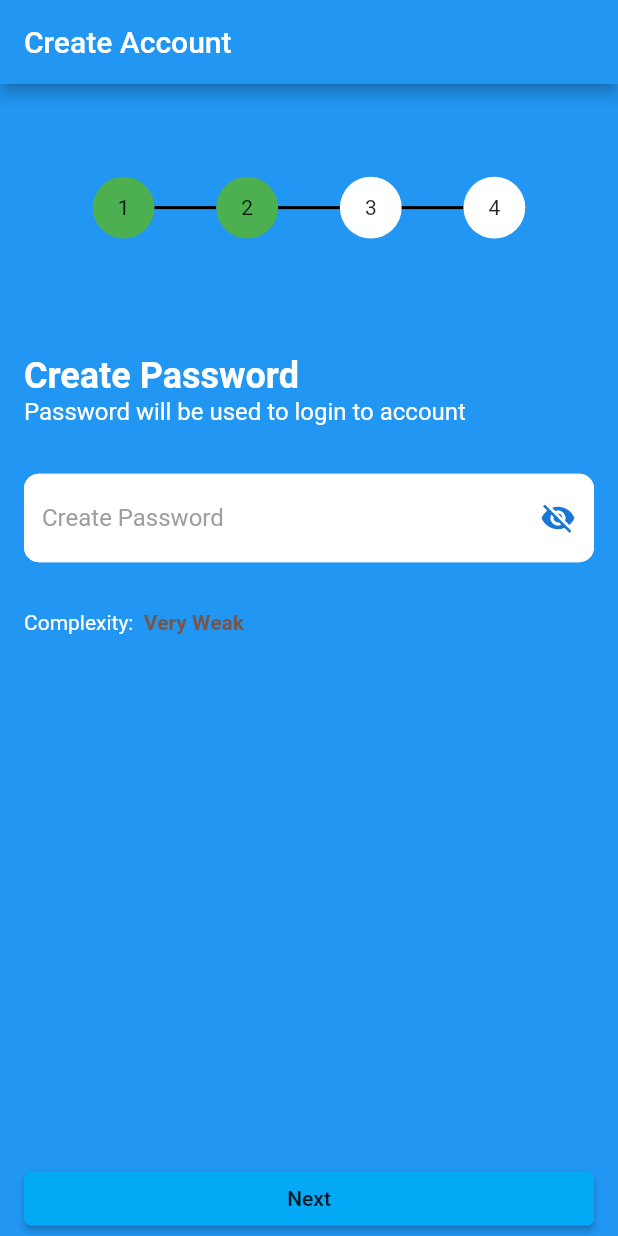
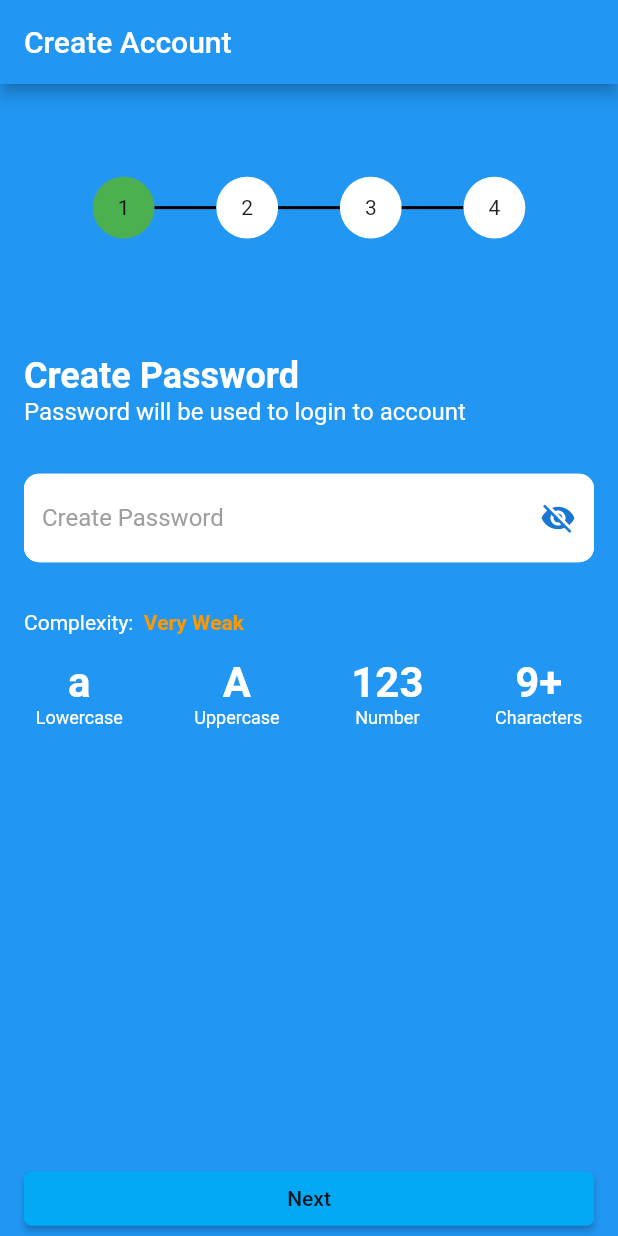
Before and after one commit to namitrana/demo_app, a Flutter app: the screen it shows after launch, after a tap on "Next", on a phone screen of 412 x 824 dp. Run offline on Flutter 3.47's test engine with Material 2 defaults, Android fonts, the phone set to English and light mode, and no system bars.

Commit message:
2nd Screen 100% completed..

```diff
--- a/lib/Screen2.dart
+++ b/lib/Screen2.dart
@@ -55,7 +55,7 @@ class _MyHomePageState extends State<MyHomePage> {
   bool isPasswordVisible;
 
   @override
-  void initState(){
+  void initState() {
     isPasswordVisible = false;
   }
 
@@ -74,29 +74,65 @@ class _MyHomePageState extends State<MyHomePage> {
     // fast, so that you can just rebuild anything that needs updating rather
     // than having to individually change instances of widgets.
 
-    Widget _getRoundContainer(var text) {
-      return Container(
-          decoration:
-              BoxDecoration(color: Colors.white, shape: BoxShape.circle),
-          width: (h - (h * .5)) / 2,
-          height: (h - (h * .5)) / 2,
+    Widget getTextWidget(var topText, var bottomText) {
+      return Column(
+            // mainAxisAlignment: MainAxisAlignment.center,
+            //crossAxisAlignment: CrossAxisAlignment.center,
+            mainAxisAlignment: MainAxisAlignment.start,
+              children: <Widget>[
 
-          child: Center(
-            child: new Text(text),
-          ));
-    }
+                RichText(
+                  textAlign: TextAlign.center,
+                  text: new TextSpan(
+                      style: new TextStyle(
+                          fontSize: 28.0,
+                          color: Colors.white,
+                          fontWeight: FontWeight.bold),
+                    text: topText
+                  ),
 
-    Widget _getHorizontalLine() {
-      var circlesWidth = ((h - (h * .5)) / 2) * 4;
-      var remainWidth = w - circlesWidth;
-      var lineWidth = remainWidth / 6;
-      return Container(
-        decoration: BoxDecoration(
-          color: Colors.black,
                 ),
-        width: lineWidth,
-        height: 2,
-      );
+
+                /*RichText(
+                  textAlign: TextAlign.center,
+                  text: new TextSpan(
+                    children: <TextSpan>[
+                      new TextSpan(
+                        style: new TextStyle(
+                            fontSize: 28.0,
+                            color: Colors.white,
+                            fontWeight: FontWeight.bold),
+                        children: <TextSpan>[
+                          //, style: new TextStyle(fontWeight: FontWeight.bold, )
+                          new TextSpan(text: topText),
+
+                          new TextSpan(
+                          text: bottomText,
+                          style: new TextStyle(
+                              fontSize: 12,
+                              color: Colors.white,
+                              fontWeight: FontWeight.normal)),
+                        ],
+                      ),
+                    ],
+                  ),
+                ),*/
+
+                RichText(
+                  textAlign: TextAlign.center,
+                  text: new TextSpan(
+                      text: bottomText,
+                      style: new TextStyle(
+                          fontSize: 12,
+                          color: Colors.white,
+                          fontWeight: FontWeight.normal)),
+                ),
+
+
+
+                //)
+              ]);
+
     }
 
     return Scaffold(
@@ -111,7 +147,6 @@ class _MyHomePageState extends State<MyHomePage> {
                 color: Colors.blue,
                 child: Column(
                   mainAxisAlignment: MainAxisAlignment.start,
-
                   children: <Widget>[
                     /*Stack(
                   children: <Widget>[*/
@@ -122,21 +157,18 @@ class _MyHomePageState extends State<MyHomePage> {
                         width: MediaQuery.of(context).size.width,
                         height: h,
                         color: Colors.blue,
-                            child:
-                                new ProgressWidget(2)
-                            ),
+                        child: new ProgressWidget(1)),
                     // ),
 
                     /*Expanded(
                   child: Container(
                     color: Colors.blue,
-                    child:*/ Align(
+                    child:*/
+                    Align(
                         alignment: Alignment.centerLeft,
-
                         child: Padding(
                           padding: EdgeInsets.all(16.0),
                           child: RichText(
-
                             text: new TextSpan(
                               // Note: Styles for TextSpans must be explicitly defined.
                               // Child text spans will inherit styles from parent
@@ -150,7 +182,6 @@ class _MyHomePageState extends State<MyHomePage> {
                                     style: new TextStyle(
                                       fontWeight: FontWeight.bold,
                                     )),
-
                                 new TextSpan(
                                   // Note: Styles for TextSpans must be explicitly defined.
                                   // Child text spans will inherit styles from parent
@@ -168,8 +199,7 @@ class _MyHomePageState extends State<MyHomePage> {
                               ],
                             ),
                           ),
-                        )
-                    ),
+                        )),
                     //),
                     //),
                     Padding(
@@ -188,7 +218,6 @@ class _MyHomePageState extends State<MyHomePage> {
                       },*/
                             keyboardType: TextInputType.text,
                             obscureText: isPasswordVisible,
-
                             decoration: InputDecoration(
                               hintText: 'Create Password',
                               hintStyle: TextStyle(color: Colors.grey),
@@ -197,7 +226,8 @@ class _MyHomePageState extends State<MyHomePage> {
 
                               enabledBorder: OutlineInputBorder(
                                 borderSide: BorderSide(color: Colors.white),
-                          borderRadius: BorderRadius.all(Radius.circular(10.0)),
+                                borderRadius:
+                                    BorderRadius.all(Radius.circular(10.0)),
                               ),
                               /*border: OutlineInputBorder(
                           // width: 0.0 produces a thin "hairline" border
@@ -222,19 +252,14 @@ class _MyHomePageState extends State<MyHomePage> {
                                 },
                               ),
                               //border: InputBorder.
-                          )
-                  )
-                  //),
+                            ))),
 
-                ),
-
-                Align(
+                   /* Expanded(
+                      child: */Align(
                           alignment: Alignment.centerLeft,
-
                           child: Padding(
                             padding: EdgeInsets.all(16.0),
                             child: RichText(
-
                               text: new TextSpan(
                                 // Note: Styles for TextSpans must be explicitly defined.
                                 // Child text spans will inherit styles from parent
@@ -243,7 +268,6 @@ class _MyHomePageState extends State<MyHomePage> {
                                   color: Colors.white,
                                 ),
                                 children: <TextSpan>[
-
                                   new TextSpan(
                                     // Note: Styles for TextSpans must be explicitly defined.
                                     // Child text spans will inherit styles from parent
@@ -253,40 +277,46 @@ class _MyHomePageState extends State<MyHomePage> {
                                         fontWeight: FontWeight.normal),
                                     children: <TextSpan>[
                                       //, style: new TextStyle(fontWeight: FontWeight.bold, )
-                                new TextSpan(
-
-                                    text: 'Complexity: '
-                                ),
+                                      new TextSpan(text: 'Complexity: '),
                                       new TextSpan(
                                           text: ' Very Weak',
                                           style: new TextStyle(
                                               fontSize: 14,
-                                        color: Colors.brown,
-                                        fontWeight: FontWeight.bold)
-                                ),
-
+                                              color: Colors.orange,
+                                              fontWeight: FontWeight.bold)),
                                     ],
                                   ),
                                 ],
                               ),
                             ),
-                    )
+                          )),
+                    //),
+
+                    //
+                    /*Expanded(
+                      child: */
+                    Row(
+                      mainAxisAlignment: MainAxisAlignment.spaceAround,
+                      crossAxisAlignment: CrossAxisAlignment.start,
+                      children: <Widget>[
+                        getTextWidget('a', "Lowercase"),
+                        getTextWidget('A', "Uppercase"),
+                        getTextWidget('123', "Number"),
+                        getTextWidget('9+', "Characters"),
+                      ],
                     ),
-
-
+                    //),
 
                     Expanded(
                         child: Align(
                       alignment: Alignment.bottomCenter,
                       child: Container(
                         width: w,
-
                         padding: EdgeInsets.fromLTRB(16, 1, 16, 1),
                         child: MaterialButton(
                             shape: RoundedRectangleBorder(
                                 borderRadius: BorderRadius.circular(5.0),
-                            side: BorderSide(color: Colors.lightBlue)
-                        ),
+                                side: BorderSide(color: Colors.lightBlue)),
                             splashColor: Colors.blueAccent,
                             color: Colors.lightBlue,
                             onPressed: () => {
@@ -304,8 +334,7 @@ class _MyHomePageState extends State<MyHomePage> {
                     )),
                   ],
                 ) //column,
-            )
-      )
+                ))//form
     );
   }
 }
```
Lines whose indentation alone changed are shown as unchanged.
